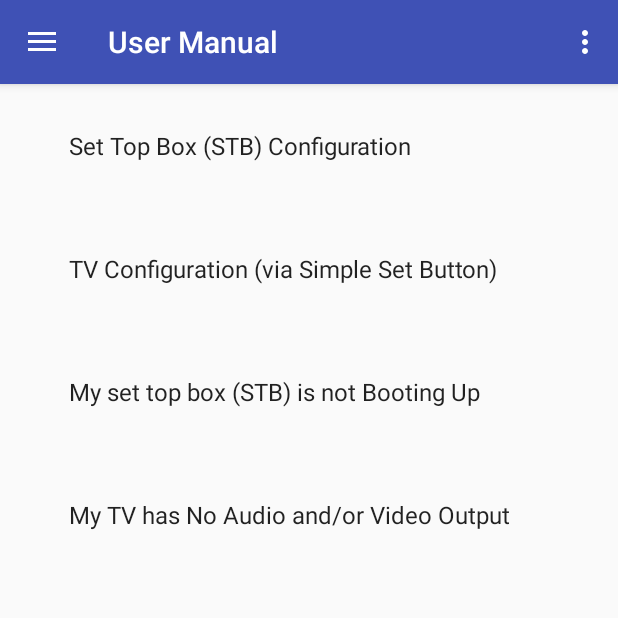
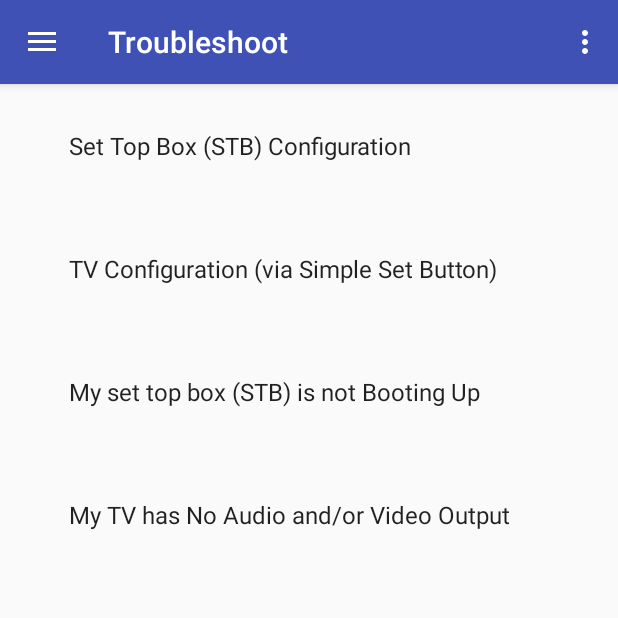
Before and after one commit to deceville/Xpertech, an Android app: the HomeFragment screen opened directly, with no data from a screen before it, in the side drawer, after a tap on "Troubleshoot", on a phone screen of 412 x 824 dp, the top half of it. Run offline under Robolectric (Android 15) with nearby library versions, the phone set to English and light mode, and no system bars.

Commit message:
fixed self install button

```diff
--- a/app/src/main/java/com/company/xpertech/xpertech/MainActivity.java
+++ b/app/src/main/java/com/company/xpertech/xpertech/MainActivity.java
@@ -113,7 +113,7 @@ public class MainActivity extends AppCompatActivity
             case R.id.nav_troubleshoot:
                 getSupportFragmentManager().beginTransaction().replace(R.id.content_main, new TroubleshootFragment()).addToBackStack("tag").commit();
                 break;
-            case R.id.nav_userManual:
+            case R.id.nav_selfInstall:
                 getSupportFragmentManager().beginTransaction().replace(R.id.content_main, new ManualFragment()).addToBackStack("tag").commit();
                 break;
             case R.id.nav_home:
--- a/app/src/main/java/com/company/xpertech/xpertech/Nav_Fragment/HomeFragment.java
+++ b/app/src/main/java/com/company/xpertech/xpertech/Nav_Fragment/HomeFragment.java
@@ -57,8 +57,8 @@ public class HomeFragment extends Fragment implements TroubleshootFragment.OnLis
             }
         });
 
-        Button btn_manual = (Button) view.findViewById(R.id.btn_manual);
-        btn_manual.setOnClickListener(new View.OnClickListener() {
+        Button btn_selfinstall = (Button) view.findViewById(R.id.btn_selfinstall);
+        btn_selfinstall.setOnClickListener(new View.OnClickListener() {
             @Override
             public void onClick(View v) {
                 getFragmentManager().beginTransaction().replace(R.id.content_main, new ManualFragment()).addToBackStack("tag").commit();
@@ -99,6 +99,7 @@ public class HomeFragment extends Fragment implements TroubleshootFragment.OnLis
     public View onCreateView(LayoutInflater inflater, ViewGroup container,
                              Bundle savedInstanceState) {
         // Inflate the layout for this fragment
+        getActivity().setTitle("Home");
         return inflater.inflate(R.layout.fragment_home, container, false);
     }
 
--- a/app/src/main/java/com/company/xpertech/xpertech/Nav_Fragment/PackagesFragment.java
+++ b/app/src/main/java/com/company/xpertech/xpertech/Nav_Fragment/PackagesFragment.java
@@ -72,6 +72,7 @@ public class PackagesFragment extends Fragment {
     public View onCreateView(LayoutInflater inflater, ViewGroup container,
                              Bundle savedInstanceState) {
         // Inflate the layout for this fragment
+        getActivity().setTitle("Packages and Channel Lineup");
 
         final View view = inflater.inflate(R.layout.fragment_packages_list, container, false);
         packageTitle = new ArrayList<String>();
--- a/app/src/main/java/com/company/xpertech/xpertech/Nav_Fragment/TroubleshootFragment.java
+++ b/app/src/main/java/com/company/xpertech/xpertech/Nav_Fragment/TroubleshootFragment.java
@@ -64,6 +64,8 @@ public class TroubleshootFragment extends Fragment {
     @Override
     public View onCreateView(LayoutInflater inflater, ViewGroup container,
                              Bundle savedInstanceState) {
+
+        getActivity().setTitle("Troubleshoot");
 
         final View view = inflater.inflate(R.layout.fragment_troubleshoot_list, container, false);
 
```
